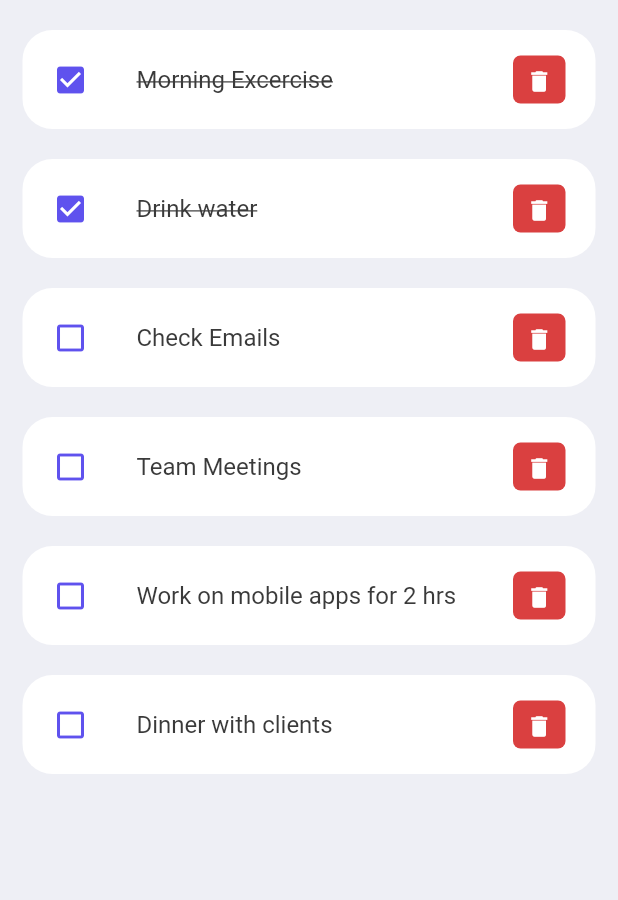
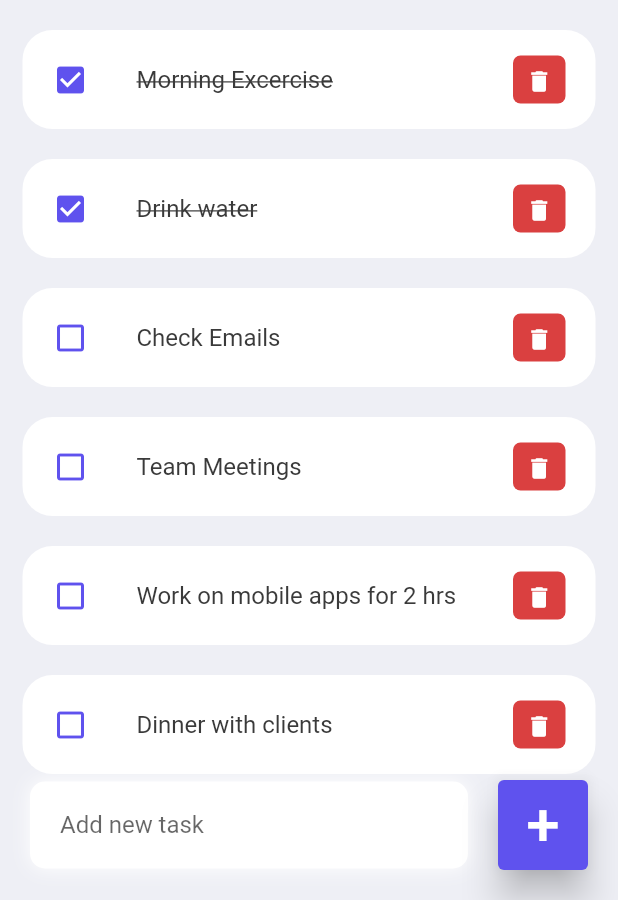
Before and after one commit to robingithb/todolist, a Flutter app: the screen it shows after launch, on a phone screen of 412 x 824 dp, the part 336-1236 px from its top. Run offline on Flutter 3.47's test engine with Material 2 defaults, Android fonts, the phone set to English and light mode, and no system bars.

Commit message:
add new task ui is created

```diff
--- a/lib/screens/home.dart
+++ b/lib/screens/home.dart
@@ -17,7 +17,8 @@ class Home extends StatelessWidget {
     return Scaffold(
       backgroundColor: tdBGColor,
       appBar: _buildAppbar(),
-      body: Container(
+      body: Stack(children: [
+        Container(
             padding: EdgeInsets.symmetric(horizontal: 15, vertical: 15),
             child: Column(
               children: [
@@ -44,6 +45,61 @@ class Home extends StatelessWidget {
                 )
               ],
             )),
+        Align(
+          alignment: Alignment.bottomCenter,
+          child: Row(
+            children: [
+              Expanded(
+                  child: Container(
+                margin: EdgeInsets.only(
+                  bottom: 20,
+                  right: 20,
+                  left: 20,
+                ),
+                padding: EdgeInsets.symmetric(horizontal: 20, vertical: 5),
+                decoration: BoxDecoration(
+                  color: Colors.white,
+                  boxShadow: const [
+                    BoxShadow(
+                      color: Colors.white,
+                      offset: Offset(0.0, 0.0),
+                      blurRadius: 10.0,
+                      spreadRadius: 0.0,
+                    )
+                  ],
+                  borderRadius: BorderRadius.circular(10),
+                ),
+                child: TextField(
+                  decoration: InputDecoration(
+                    hintText: "Add new task",
+                    border: InputBorder.none,
+                  ),
+                ),
+              )),
+              Container(
+                margin: EdgeInsets.only(
+                  bottom: 20,
+                  right: 20,
+                ),
+                child: ElevatedButton(
+                  onPressed: () {},
+                  child: Text(
+                    '+',
+                    style: TextStyle(
+                      fontSize: 40,
+                    ),
+                  ),
+                  style: ElevatedButton.styleFrom(
+                    primary: tdBlue,
+                    minimumSize: Size(60, 60),
+                    elevation: 10,
+                  ),
+                ),
+              )
+            ],
+          ),
+        )
+      ]),
     );
   }
 
```
Lines whose indentation alone changed are shown as unchanged.
